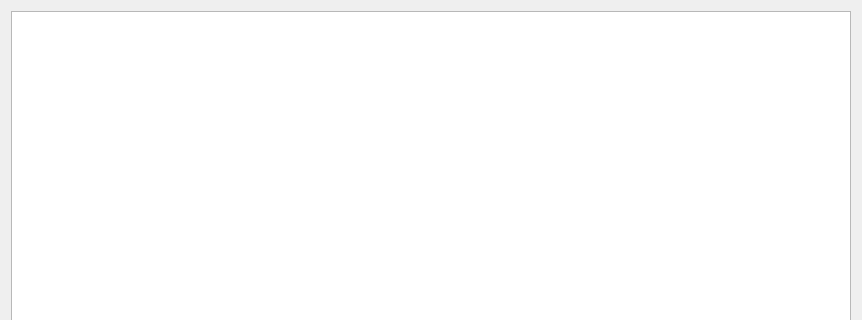
Old version of the form ui/table.ui in the repository sand74/cli3; both pictures show x 0 to 862 and y 0 to 320 of the 862 by 669 pixel window.
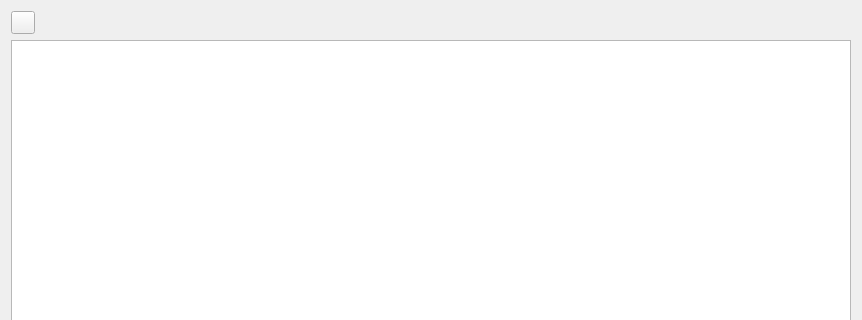
New version of the form.

Commit message: Add sort and filter to table

```diff
--- a/ui/table.ui
+++ b/ui/table.ui
@@ -14,6 +14,48 @@
             <string>Form</string>
         </property>
         <layout class="QVBoxLayout" name="verticalLayout">
+            <item>
+                <layout class="QHBoxLayout" name="horizontalLayout">
+                    <item>
+                        <widget class="QToolButton" name="filterButton">
+                            <property name="sizePolicy">
+                                <sizepolicy hsizetype="Minimum" vsizetype="Minimum">
+                                    <horstretch>0</horstretch>
+                                    <verstretch>0</verstretch>
+                                </sizepolicy>
+                            </property>
+                            <property name="maximumSize">
+                                <size>
+                                    <width>16777215</width>
+                                    <height>32</height>
+                                </size>
+                            </property>
+                            <property name="text">
+                                <string/>
+                            </property>
+                            <property name="checkable">
+                                <bool>true</bool>
+                            </property>
+                            <property name="checked">
+                                <bool>false</bool>
+                            </property>
+                        </widget>
+                    </item>
+                    <item>
+                        <spacer name="horizontalSpacer">
+                            <property name="orientation">
+                                <enum>Qt::Horizontal</enum>
+                            </property>
+                            <property name="sizeHint" stdset="0">
+                                <size>
+                                    <width>60</width>
+                                    <height>20</height>
+                                </size>
+                            </property>
+                        </spacer>
+                    </item>
+                </layout>
+            </item>
             <item>
                 <widget class="QTableView" name="tableView"/>
             </item>
```
The commit also changes 4 other files.
